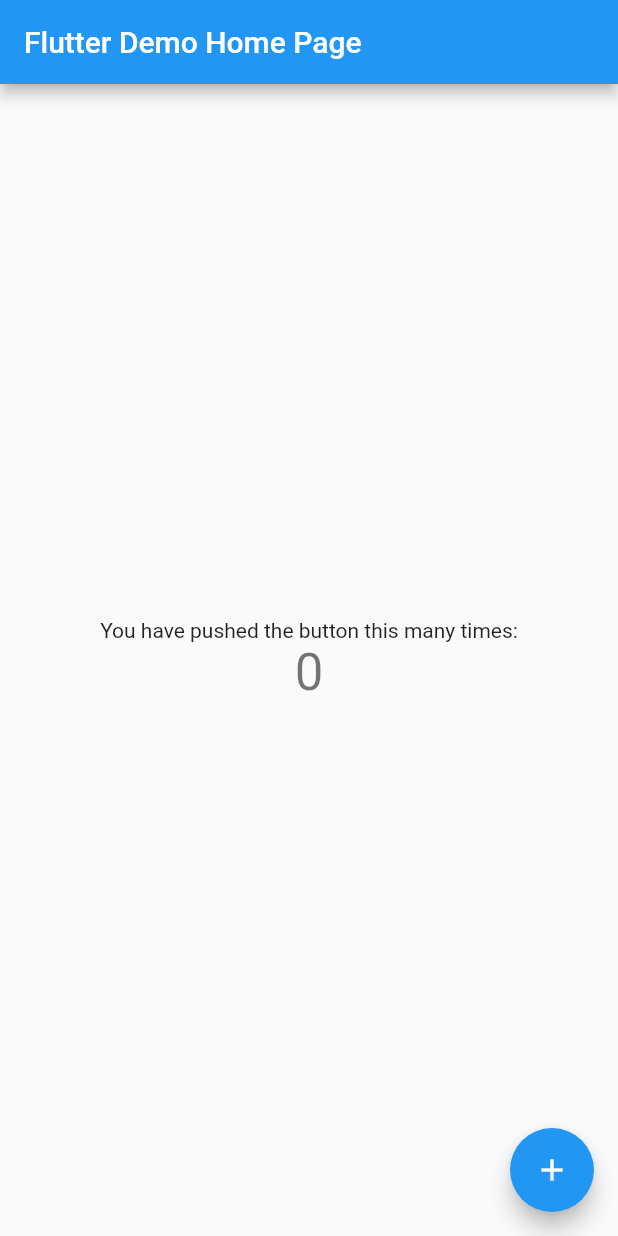
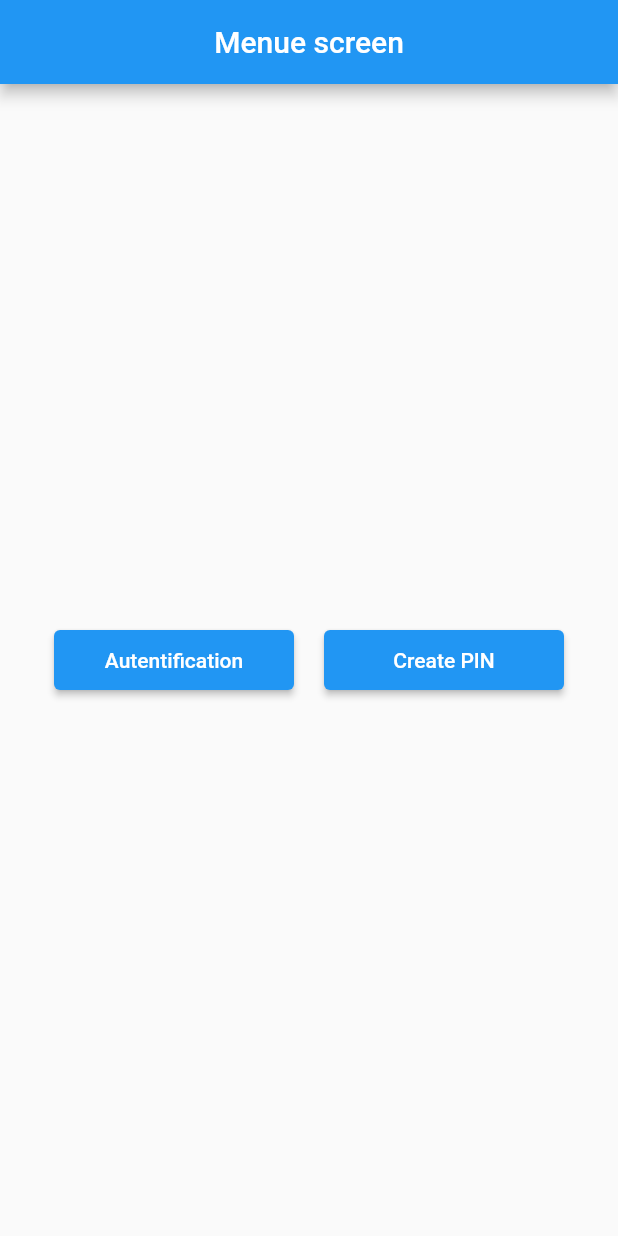
Before and after one commit to miller7777777/testtask20220111, a Flutter app: the screen it shows after launch, on a phone screen of 412 x 824 dp. Run offline on Flutter 3.47's test engine with Material 2 defaults, Android fonts, the phone set to English and light mode, and no system bars.

Commit message:
Заготовки экранов, файл стилей.

```diff
--- a/lib/main.dart
+++ b/lib/main.dart
@@ -1,4 +1,6 @@
 import 'package:flutter/material.dart';
+
+import 'screens/menuScreen.dart';
 
 void main() {
   runApp(const MyApp());
@@ -14,54 +16,7 @@ class MyApp extends StatelessWidget {
       theme: ThemeData(
         primarySwatch: Colors.blue,
       ),
-      home: const MyHomePage(title: 'Flutter Demo Home Page'),
+      home: MenuScreen(),
     );
   }
 }
-
-class MyHomePage extends StatefulWidget {
-  const MyHomePage({Key? key, required this.title}) : super(key: key);
-
-  final String title;
-
-  @override
-  State<MyHomePage> createState() => _MyHomePageState();
-}
-
-class _MyHomePageState extends State<MyHomePage> {
-  int _counter = 0;
-
-  void _incrementCounter() {
-    setState(() {
-      _counter++;
-    });
-  }
-
-  @override
-  Widget build(BuildContext context) {
-    return Scaffold(
-      appBar: AppBar(
-        title: Text(widget.title),
-      ),
-      body: Center(
-        child: Column(
-          mainAxisAlignment: MainAxisAlignment.center,
-          children: <Widget>[
-            const Text(
-              'You have pushed the button this many times:',
-            ),
-            Text(
-              '$_counter',
-              style: Theme.of(context).textTheme.headline4,
-            ),
-          ],
-        ),
-      ),
-      floatingActionButton: FloatingActionButton(
-        onPressed: _incrementCounter,
-        tooltip: 'Increment',
-        child: const Icon(Icons.add),
-      ),
-    );
-  }
-}
--- /dev/null
+++ b/lib/screens/authScreen.dart
@@ -0,0 +1 @@
+import 'package:flutter/material.dart';
--- /dev/null
+++ b/lib/screens/menuScreen.dart
@@ -0,0 +1,38 @@
+import 'package:flutter/material.dart';
+import 'package:testtask20220111/styles/styles.dart';
+
+class MenuScreen extends StatelessWidget {
+  @override
+  Widget build(BuildContext context) {
+    return Scaffold(
+      appBar: AppBar(
+        centerTitle: true,
+        title: Text('Menue screen'),
+      ),
+      body: Container(
+        child: Center(
+          child: Row(
+            mainAxisAlignment: MainAxisAlignment.center,
+            children: [
+              ElevatedButton(
+                  style: Styles.ElevatedButtonStyle,
+                  onPressed: () {
+                    print('Key Auth pressed');
+                  },
+                  child: Text('Autentification')),
+              SizedBox(
+                width: 20.0,
+              ),
+              ElevatedButton(
+                  style: Styles.ElevatedButtonStyle,
+                  onPressed: () {
+                    print('Key Create PIN pressed');
+                  },
+                  child: Text('Create PIN')),
+            ],
+          ),
+        ),
+      ),
+    );
+  }
+}
--- /dev/null
+++ b/lib/screens/setupPINScreen.dart
@@ -0,0 +1 @@
+import 'package:flutter/material.dart';
--- /dev/null
+++ b/lib/styles/styles.dart
@@ -0,0 +1,7 @@
+import 'package:flutter/material.dart';
+
+abstract class Styles {
+  static get ElevatedButtonStyle => ElevatedButton.styleFrom(
+        minimumSize: Size(160, 40),
+      );
+}
```
